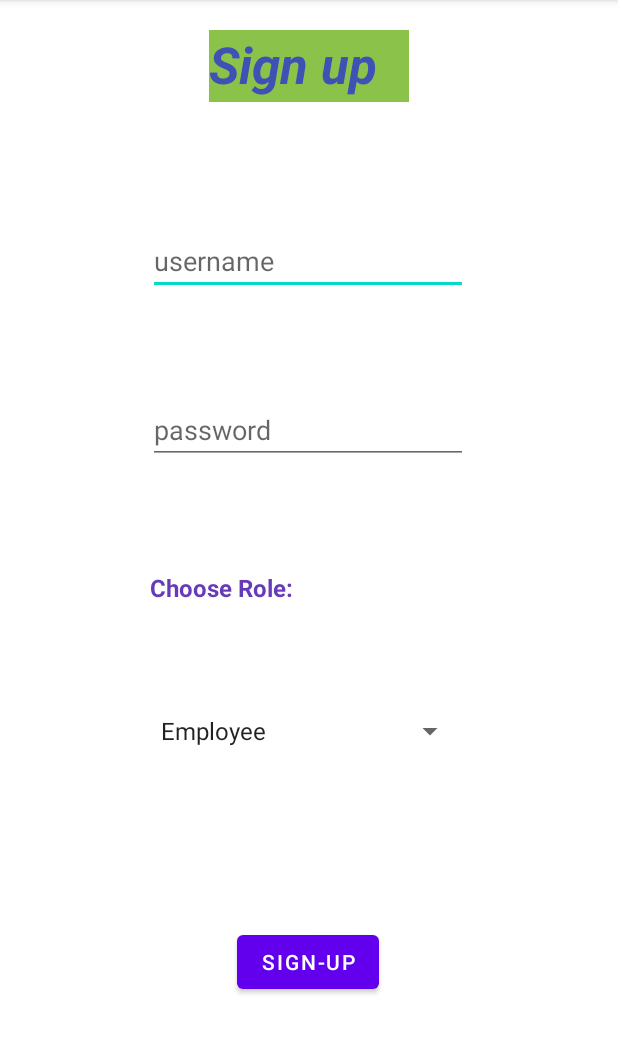
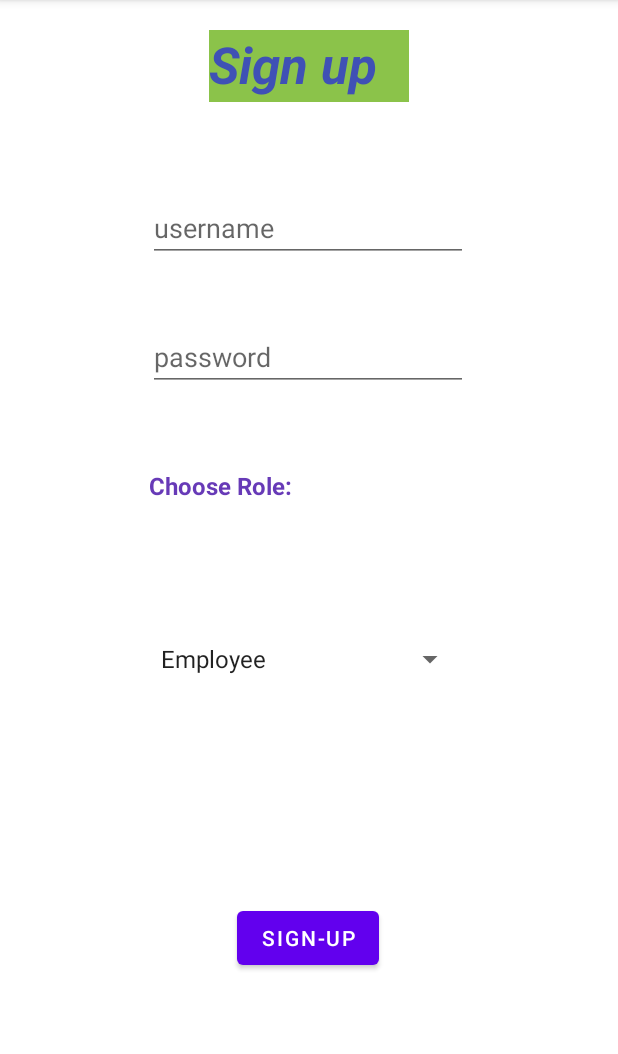
Before and after one commit to JasonSDMN2001/SmartAlert, an Android app: the MainActivity5 screen opened directly, with no data from a screen before it, on a phone screen of 412 x 824 dp, the part 84-1138 px from its top. Run offline under Robolectric (Android 15) with nearby library versions, the light colour scheme and no system bars; our stand-ins replace Firebase (no records; nobody signed in at launch, a user with empty details on screens opened directly).

Commit message:
ui fixes and tablet mode

```diff
--- a/app/src/main/java/com/unipi/boidanis/smartalert/MyService.java
+++ b/app/src/main/java/com/unipi/boidanis/smartalert/MyService.java
@@ -136,7 +136,7 @@
                                             gps_long2 = dangerData.getLongtitude();
                                             gps_lat2 = dangerData.getLat();
                                             Location.distanceBetween(gps_lat1, gps_long1, gps_lat2, gps_long2, distance);
-                                            if (distance[0] < 100000.0) { //10 km
+                                            if (distance[0] < 10000.0) { //10 km distance in m
 
                                                     Notification(dangerData.getDangerType(), dangerData.getDescription(),gps_long2,gps_lat2,3);
                                             }
--- a/app/src/main/res/layout/activity_main5.xml
+++ b/app/src/main/res/layout/activity_main5.xml
@@ -6,6 +6,22 @@
     android:layout_height="match_parent"
     tools:context=".MainActivity5">
 
+    <ScrollView
+        android:layout_width="0dp"
+        android:layout_height="0dp"
+        android:fillViewport="true"
+        app:layout_constraintBottom_toBottomOf="parent"
+        app:layout_constraintEnd_toEndOf="parent"
+        app:layout_constraintHorizontal_bias="1.0"
+        app:layout_constraintStart_toStartOf="parent"
+        app:layout_constraintTop_toTopOf="parent"
+        app:layout_constraintVertical_bias="0.0">
+
+        <androidx.constraintlayout.widget.ConstraintLayout
+            android:layout_width="match_parent"
+            android:layout_height="match_parent"
+            android:focusable="true"
+            android:focusableInTouchMode="true">
     <TextView
         android:id="@+id/textView12"
         android:layout_width="133dp"
@@ -32,8 +48,8 @@
         app:layout_constraintEnd_toEndOf="parent"
         app:layout_constraintHorizontal_bias="0.497"
         app:layout_constraintStart_toStartOf="parent"
-        app:layout_constraintTop_toTopOf="parent"
-        app:layout_constraintVertical_bias="0.209" />
+        app:layout_constraintTop_toBottomOf="@+id/textView12"
+        app:layout_constraintVertical_bias="0.094" />
 
     <EditText
         android:id="@+id/editTextTextPersonName5"
@@ -47,8 +63,8 @@
         app:layout_constraintEnd_toEndOf="parent"
         app:layout_constraintHorizontal_bias="0.497"
         app:layout_constraintStart_toStartOf="parent"
-        app:layout_constraintTop_toTopOf="@+id/textView12"
-        app:layout_constraintVertical_bias="0.347" />
+        app:layout_constraintTop_toBottomOf="@+id/editTextTextPersonName4"
+        app:layout_constraintVertical_bias="0.074" />
 
     <Button
         android:id="@+id/button4"
@@ -60,8 +76,8 @@
         app:layout_constraintEnd_toEndOf="parent"
         app:layout_constraintHorizontal_bias="0.498"
         app:layout_constraintStart_toStartOf="parent"
-        app:layout_constraintTop_toTopOf="@+id/textView12"
-        app:layout_constraintVertical_bias="0.853" />
+        app:layout_constraintTop_toBottomOf="@+id/spinner3"
+        app:layout_constraintVertical_bias="0.526" />
 
     <TextView
         android:id="@+id/textView13"
@@ -73,10 +89,10 @@
         android:textStyle="bold"
         app:layout_constraintBottom_toBottomOf="parent"
         app:layout_constraintEnd_toEndOf="parent"
-        app:layout_constraintHorizontal_bias="0.343"
+        app:layout_constraintHorizontal_bias="0.34"
         app:layout_constraintStart_toStartOf="parent"
-        app:layout_constraintTop_toTopOf="parent"
-        app:layout_constraintVertical_bias="0.521" />
+        app:layout_constraintTop_toBottomOf="@+id/editTextTextPersonName5"
+        app:layout_constraintVertical_bias="0.11" />
 
     <Spinner
         android:id="@+id/spinner3"
@@ -86,7 +102,9 @@
         app:layout_constraintEnd_toEndOf="parent"
         app:layout_constraintHorizontal_bias="0.495"
         app:layout_constraintStart_toStartOf="parent"
-        app:layout_constraintTop_toTopOf="parent"
-        app:layout_constraintVertical_bias="0.646"
+        app:layout_constraintTop_toBottomOf="@+id/textView13"
+        app:layout_constraintVertical_bias="0.166"
         tools:ignore="SpeakableTextPresentCheck" />
+        </androidx.constraintlayout.widget.ConstraintLayout>
+    </ScrollView>
 </androidx.constraintlayout.widget.ConstraintLayout>
--- a/app/src/main/res/values/strings.xml
+++ b/app/src/main/res/values/strings.xml
@@ -2,7 +2,7 @@
     <string name="app_name" translatable="false">SmartAlert</string>
     <string name="username">username</string>
     <string name="sign_in">Sign-in</string>
-    <string name="keep_me_signed_in">keep me signed in?</string>
+    <string name="keep_me_signed_in">Remember me?</string>
     <string name="choose_role">Choose Role</string>
     <string name="sign_up">Sign-up</string>
     <string name="choose_image">Choose image</string>
```
Also changed, not shown: app/src/main/res/layout/activity_main.xml (+18 -0 lines), app/src/main/res/layout/activity_main2.xml (+31 -9 lines), 1 other file.
